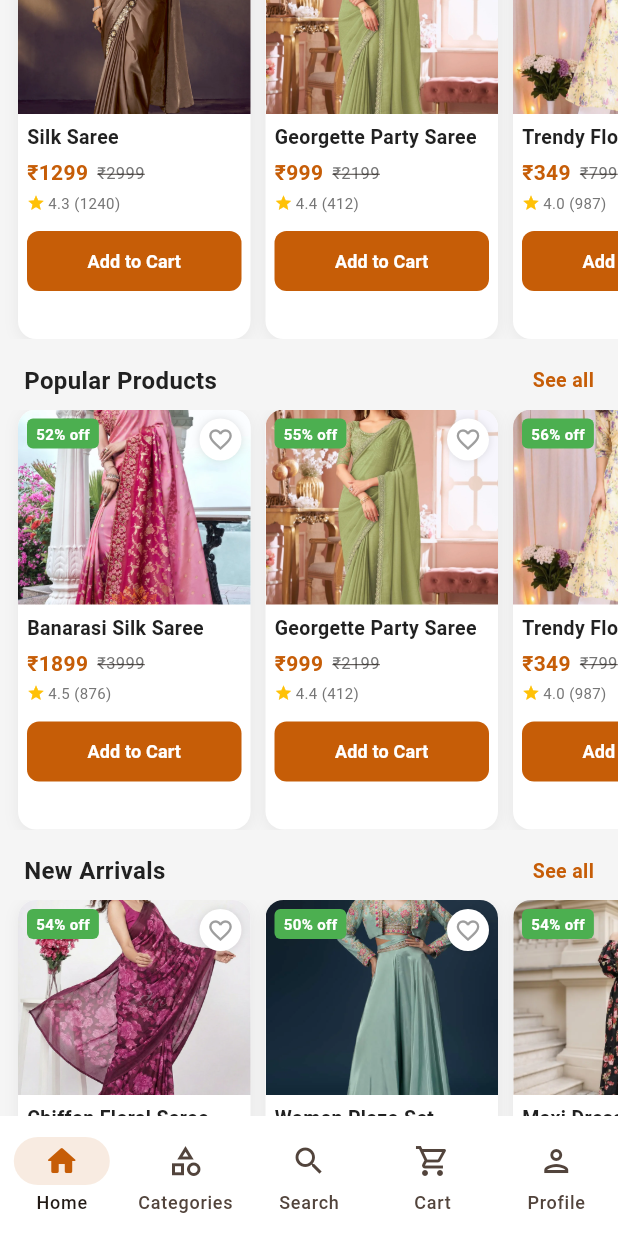
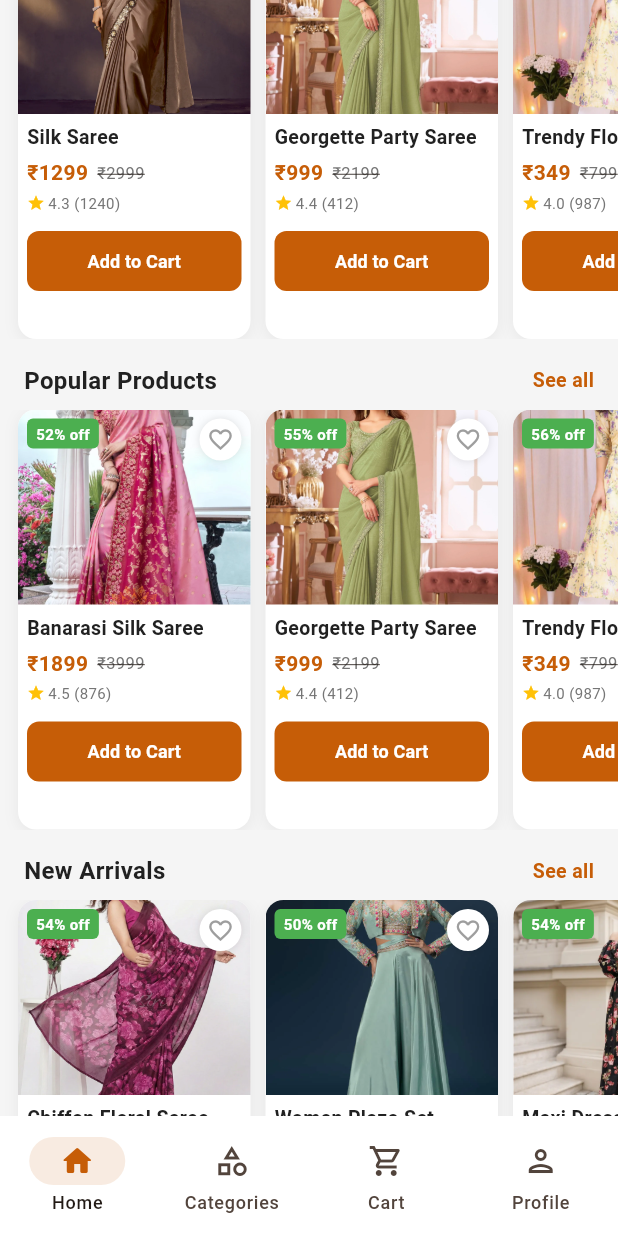
Before and after one commit to kanojiyapriyanshi01-web/ShopEase, a Flutter app: the MainShell screen opened by its route, scrolled down 576 dp, on a phone screen of 412 x 824 dp. Run offline on Flutter 3.47's test engine with Material 3 defaults, Android fonts, the phone set to English and light mode, and no system bars; our stand-ins replace geocoding, geolocator, shared_preferences; missing offline and left inert: flutter_stripe; accounts and stored records are empty; network calls fail.

Commit message:
removed search from bottom nav

```diff
--- a/lib/screens/main_shell.dart
+++ b/lib/screens/main_shell.dart
@@ -4,7 +4,6 @@
 import '../theme/app_theme.dart';
 import 'home/home_screen.dart';
 import 'categories/categories_screen.dart';
-import 'home/search_screen.dart';
 import 'home/cart_screen.dart';
 import 'home/profile_screen.dart';
 
@@ -19,7 +18,6 @@
     final screens = [
       const HomeScreen(),
       CategoriesScreen(),
-      const SearchScreen(),
       const CartScreen(),
       const ProfileScreen(),
     ];
@@ -46,11 +44,6 @@
             selectedIcon: Icon(Icons.category_rounded, color: AppTheme.primary),
             label: 'Categories',
           ),
-          const NavigationDestination(
-            icon: Icon(Icons.search_outlined),
-            selectedIcon: Icon(Icons.search_rounded, color: AppTheme.primary),
-            label: 'Search',
-          ),
           NavigationDestination(
             icon: Badge(
               label: cart.itemCount > 0 ? Text('${cart.itemCount}') : null,
```
